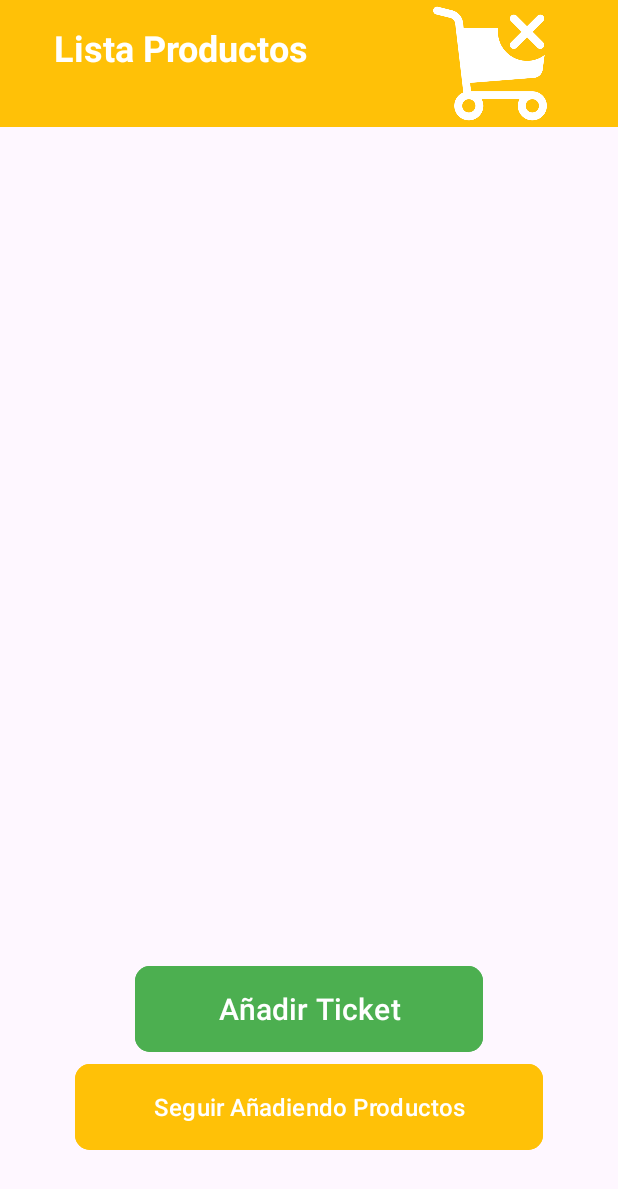
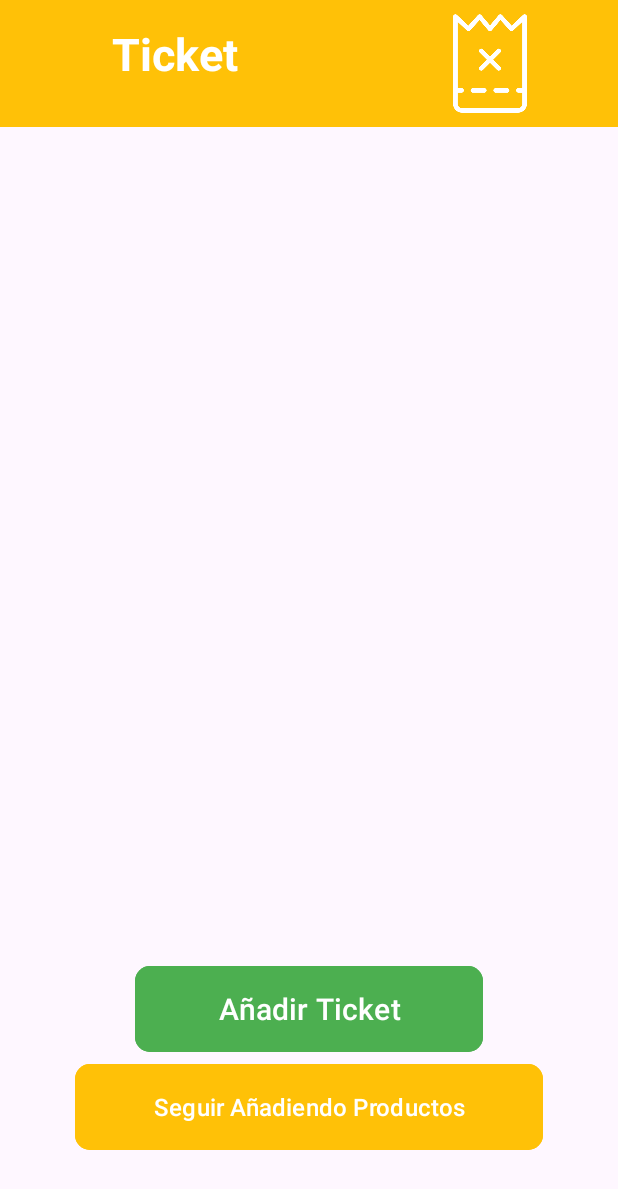
Before and after one commit to M1gue13/FoodStockApp, an Android app: the TiendaVista screen opened directly, with no data from a screen before it, after a tap on an icon or button, on a phone screen of 412 x 824 dp. Shown: the top 1189 px of the screen. Run offline under Robolectric (Android 15) with nearby library versions, the light colour scheme and no system bars; our stand-ins replace Firebase (no records; nobody signed in at launch, a user with empty details on screens opened directly); pictures from the network do not load.

Commit message:
busqueda y cambios visuales3

```diff
--- a/app/src/main/java/com/example/foodstockapp/Registrarse.java
+++ b/app/src/main/java/com/example/foodstockapp/Registrarse.java
@@ -51,6 +51,7 @@ public class Registrarse extends AppCompatActivity {
         if (nombreF.length() >= 5) {
             if (gmailF.contains("@gmail.com") || gmailF.contains("@hotmail.com") || gmailF.contains("@xuqueralumnat.es")) {
                 if (contraF.equals(contraF2)) {
+                    if (contraF.length() >= 5) {
                         if (checkBox.isChecked()) {
                             db.collection("Usuarios")
                                     .orderBy("id", Query.Direction.DESCENDING)
@@ -100,6 +101,9 @@ public class Registrarse extends AppCompatActivity {
                             mensajeCorto("Selecciona los términos y condiciones");
                         }
                     } else {
+                        mensajeCorto("La contraseña debe tener al menos 5 caracteres");
+                    }
+                } else {
                     mensajeCorto("Las contraseñas no son iguales");
                 }
             } else {
@@ -115,7 +119,7 @@ public class Registrarse extends AppCompatActivity {
         CharSequence text = mensaje;
         int duration = Toast.LENGTH_SHORT;
 
-        Toast toast = Toast .makeText(context, text, duration);
+        Toast toast = Toast.makeText(context, text, duration);
         toast.show();
     }
 
--- a/app/src/main/java/com/example/foodstockapp/TiendaVista.java
+++ b/app/src/main/java/com/example/foodstockapp/TiendaVista.java
@@ -102,6 +102,6 @@ public class TiendaVista extends AppCompatActivity {
     public void onBorrarCarrito(View view) {
         listaObjetos.clear();
         carritoAdapter.notifyDataSetChanged();
-        mensajeCorto("El carrito ha sido vaciado");
+        mensajeCorto("El ticket ha sido vaciado");
     }
     }
--- a/app/src/main/res/layout/activity_analizar_ticket.xml
+++ b/app/src/main/res/layout/activity_analizar_ticket.xml
@@ -150,7 +150,7 @@
                         android:text="Menú"
                         android:textSize="20sp"
                         app:cornerRadius="10dp"
-                        app:icon="@drawable/cerrar_sesion" />
+                        app:icon="@drawable/menu" />
                 </LinearLayout>
 
                 <LinearLayout
--- a/app/src/main/res/layout/activity_app.xml
+++ b/app/src/main/res/layout/activity_app.xml
@@ -66,7 +66,7 @@
         android:id="@+id/textView5"
         android:layout_width="172dp"
         android:layout_height="57dp"
-        android:text="Añadir Productos Manualmente"
+        android:text="Añadir Ticket Manualmente"
         android:textAlignment="center"
         android:textColor="#FFC107"
         android:textSize="20sp"
--- a/app/src/main/res/layout/activity_tienda.xml
+++ b/app/src/main/res/layout/activity_tienda.xml
@@ -52,9 +52,10 @@
                         android:id="@+id/imageView6"
                         android:layout_width="wrap_content"
                         android:layout_height="wrap_content"
+                        android:layout_margin="10dp"
                         android:layout_weight="1"
                         android:onClick="onVistaTienda"
-                        app:srcCompat="@drawable/anadir_al_carrito" />
+                        app:srcCompat="@drawable/ticketcarrito" />
                 </LinearLayout>
             </LinearLayout>
         </LinearLayout>
--- a/app/src/main/res/layout/activity_tienda_vista.xml
+++ b/app/src/main/res/layout/activity_tienda_vista.xml
@@ -35,10 +35,10 @@
                         android:layout_height="70dp"
                         android:layout_marginTop="15dp"
                         android:background="#FFC107"
-                        android:text="Lista Productos"
+                        android:text="Ticket "
                         android:textAlignment="center"
                         android:textColor="#FFFFFF"
-                        android:textSize="24sp"
+                        android:textSize="30sp"
                         android:textStyle="bold" />
                 </LinearLayout>
 
@@ -52,9 +52,10 @@
                         android:id="@+id/imageView12"
                         android:layout_width="wrap_content"
                         android:layout_height="wrap_content"
+                        android:layout_margin="7dp"
                         android:layout_weight="1"
                         android:onClick="onBorrarCarrito"
-                        app:srcCompat="@drawable/carro_vacio_blanco" />
+                        app:srcCompat="@drawable/boleto" />
                 </LinearLayout>
             </LinearLayout>
 
```
Also changed, not shown: app/src/main/res/drawable/boleto.png (added), app/src/main/res/drawable/ticketcarrito.png (added). Lines whose indentation alone changed are shown as unchanged.
